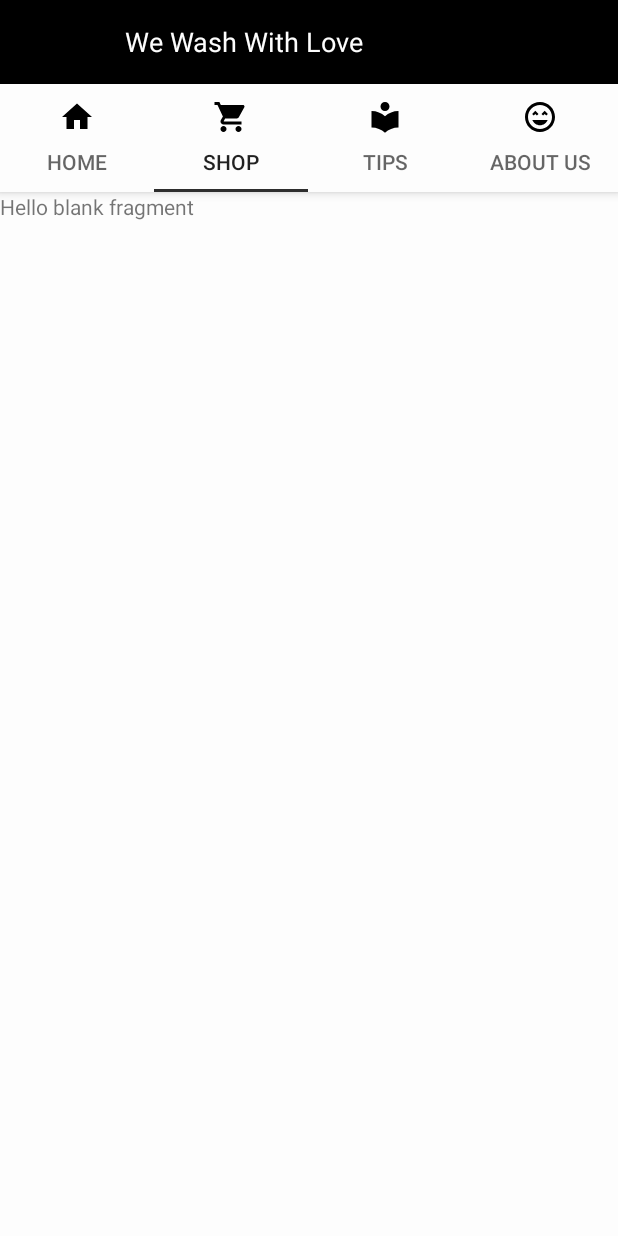
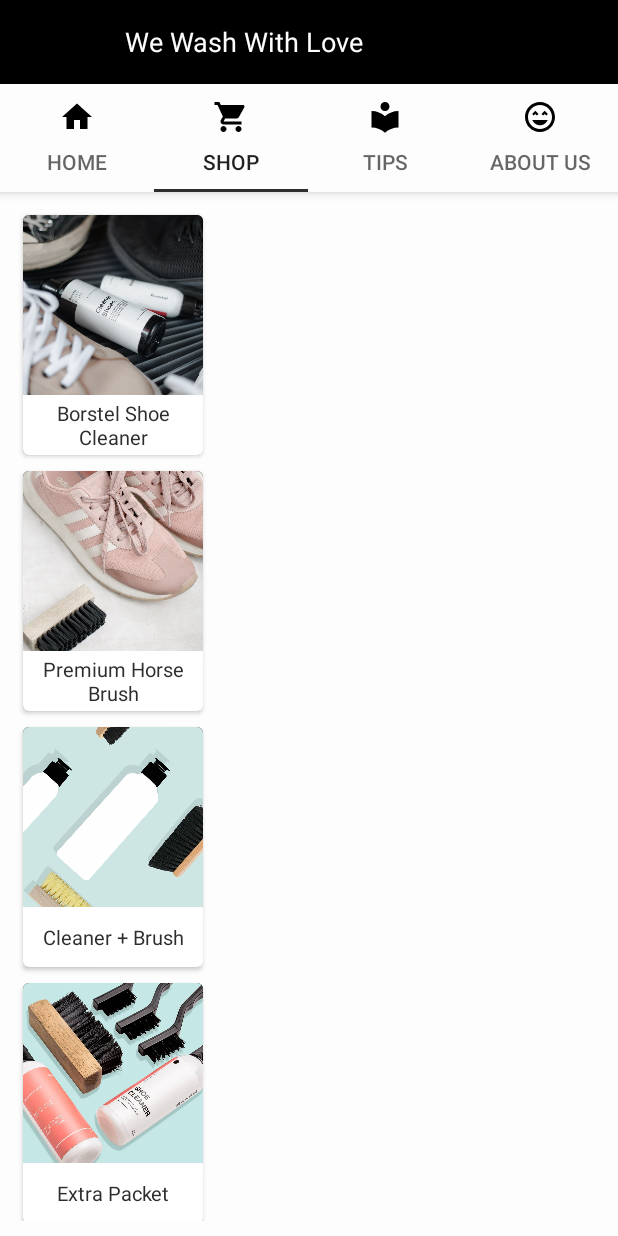
Before and after one commit to yusufadhiyaksa/borstel, an Android app: the screen it shows after launch (MainActivity), tab 2 chosen, on a phone screen of 412 x 824 dp. Run offline under Robolectric (Android 15) with nearby library versions, the phone set to English and light mode, and no system bars.

Commit message:
Menambahkan tampilan fragmentProduk, dengan mengisi RecyclerView. Wktu ditambahkan Terjadi error Applikasi jadi tidak bisa membuka fragmentBors, dan Ketika membuka fragmentips tidak bisa membuka fragment lain

```diff
--- a/app/src/main/java/com/example/borstel/FragmentBors.java
+++ b/app/src/main/java/com/example/borstel/FragmentBors.java
@@ -8,57 +8,14 @@ import android.view.LayoutInflater;
 import android.view.View;
 import android.view.ViewGroup;
 
+public class FragmentBors extends Fragment {
+    public FragmentBors() {
 
-/**
- * A simple {@link Fragment} subclass.
- * Use the {@link FragmentBors#newInstance} factory method to
- * create an instance of this fragment.
- */
-public class FragmentBors extends Fragment {
-    // TODO: Rename parameter arguments, choose names that match
-    // the fragment initialization parameters, e.g. ARG_ITEM_NUMBER
-    private static final String ARG_PARAM1 = "param1";
-    private static final String ARG_PARAM2 = "param2";
-
-    // TODO: Rename and change types of parameters
-    private String mParam1;
-    private String mParam2;
-
-    public FragmentBors() {
-        // Required empty public constructor
-    }
-
-    /**
-     * Use this factory method to create a new instance of
-     * this fragment using the provided parameters.
-     *
-     * @param param1 Parameter 1.
-     * @param param2 Parameter 2.
-     * @return A new instance of fragment FragmentBors.
-     */
-    // TODO: Rename and change types and number of parameters
-    public static FragmentBors newInstance(String param1, String param2) {
-        FragmentBors fragment = new FragmentBors();
-        Bundle args = new Bundle();
-        args.putString(ARG_PARAM1, param1);
-        args.putString(ARG_PARAM2, param2);
-        fragment.setArguments(args);
-        return fragment;
-    }
-
-    @Override
-    public void onCreate(Bundle savedInstanceState) {
-        super.onCreate(savedInstanceState);
-        if (getArguments() != null) {
-            mParam1 = getArguments().getString(ARG_PARAM1);
-            mParam2 = getArguments().getString(ARG_PARAM2);
-        }
     }
 
     @Override
     public View onCreateView(LayoutInflater inflater, ViewGroup container,
                              Bundle savedInstanceState) {
-        // Inflate the layout for this fragment
         return inflater.inflate(R.layout.fragment_bors, container, false);
     }
 }
--- a/app/src/main/java/com/example/borstel/FragmentProduk.java
+++ b/app/src/main/java/com/example/borstel/FragmentProduk.java
@@ -1,64 +1,55 @@
 package com.example.borstel;
 
+import android.content.Context;
 import android.os.Bundle;
 
+import androidx.annotation.NonNull;
+import androidx.annotation.Nullable;
 import androidx.fragment.app.Fragment;
+import androidx.recyclerview.widget.LinearLayoutManager;
+import androidx.recyclerview.widget.RecyclerView;
 
 import android.view.LayoutInflater;
 import android.view.View;
 import android.view.ViewGroup;
 
+import java.util.ArrayList;
+import java.util.List;
 
-/**
- * A simple {@link Fragment} subclass.
- * Use the {@link FragmentProduk#newInstance} factory method to
- * create an instance of this fragment.
- */
+
 public class FragmentProduk extends Fragment {
-    // TODO: Rename parameter arguments, choose names that match
-    // the fragment initialization parameters, e.g. ARG_ITEM_NUMBER
-    private static final String ARG_PARAM1 = "param1";
-    private static final String ARG_PARAM2 = "param2";
 
-    // TODO: Rename and change types of parameters
-    private String mParam1;
-    private String mParam2;
+    View view;
+
+    private RecyclerView mrv;
+    private List<Produk> lstProduk;
 
     public FragmentProduk() {
-        // Required empty public constructor
-    }
 
-    /**
-     * Use this factory method to create a new instance of
-     * this fragment using the provided parameters.
-     *
-     * @param param1 Parameter 1.
-     * @param param2 Parameter 2.
-     * @return A new instance of fragment FragmentProduk.
-     */
-    // TODO: Rename and change types and number of parameters
-    public static FragmentProduk newInstance(String param1, String param2) {
-        FragmentProduk fragment = new FragmentProduk();
-        Bundle args = new Bundle();
-        args.putString(ARG_PARAM1, param1);
-        args.putString(ARG_PARAM2, param2);
-        fragment.setArguments(args);
-        return fragment;
     }
 
     @Override
-    public void onCreate(Bundle savedInstanceState) {
+    public void onCreate(@Nullable Bundle savedInstanceState) {
         super.onCreate(savedInstanceState);
-        if (getArguments() != null) {
-            mParam1 = getArguments().getString(ARG_PARAM1);
-            mParam2 = getArguments().getString(ARG_PARAM2);
-        }
+
+        lstProduk = new ArrayList<>();
+
+        lstProduk.add(new Produk("Borstel Shoe Cleaner",R.drawable.produk_a,"Formula yang kami miliki bertujuan tuk memberikan manfaat khususnya kebersihan pada sepatu. Dapat membuat sepatu milikmu menjadi bersih kembali tanpa merusak warna dari  sepatu. ","Rp. 30.000"));
+        lstProduk.add(new Produk("Premium Horse Brush",R.drawable.produk_b,"Digunakan untuk menyikat sepatu bagian atas dengan bulu yang tidak keras sehingga membuat sepatu tidak rusak dan berubah warna","Rp. 16.000"));
+        lstProduk.add(new Produk("Cleaner + Brush",R.drawable.produk_c,"Paket Brush+Cleaner terdiri dari 2 Borstel Cleaner Shoes dan 2 Premium Horse Brush. Dapat digunakan untuk langkah awal merawat sepatu dari rumah dalam jangka waktu yang lama","Rp. 85.000"));
+        lstProduk.add(new Produk("Extra Packet",R.drawable.produk_d,"Extra Paket, terdiri dari 2 Briliant Cleaner Shoes, 1 Premium Horse Brush, dan 3 Nylon Brush","Rp. 90.0000"));
+        lstProduk.add(new Produk("Starter Kit Pack",R.drawable.produk_f,"Lakukan aktivitas perawatan sepatumu di rumah aja dengan Stater Kit Bundle yang terdiri dari 1 Briliant Cleaner, 1 Glove, dan 1 Masker premium Borstel","Rp. 50.000"));
+        lstProduk.add(new Produk("Briliat Shoe Cleaner",R.drawable.produk_e,"Produk lainnya dari kami yang dapat membantu kamu merawat sepatu. Pada Botol tertera cara pemakaian Shoe Cleaner, netto: 100ml","Rp. 30.0000"));
     }
 
+    @Nullable
     @Override
-    public View onCreateView(LayoutInflater inflater, ViewGroup container,
-                             Bundle savedInstanceState) {
-        // Inflate the layout for this fragment
-        return inflater.inflate(R.layout.fragment_produk, container, false);
+    public View onCreateView(@NonNull LayoutInflater inflater, @Nullable ViewGroup container, @Nullable Bundle savedInstanceState) {
+        view = inflater.inflate(R.layout.fragment_produk,container,false);
+        RecyclerView mrv = (RecyclerView) view.findViewById(R.id.recyclerview_id);
+        RecyclerViewAdapter myAdapterProduk = new RecyclerViewAdapter(getContext(), lstProduk);
+        mrv.setLayoutManager(new LinearLayoutManager(getActivity()));
+        mrv.setAdapter(myAdapterProduk);
+        return view;
     }
 }
--- a/app/src/main/java/com/example/borstel/FragmentTips.java
+++ b/app/src/main/java/com/example/borstel/FragmentTips.java
@@ -8,57 +8,19 @@ import android.view.LayoutInflater;
 import android.view.View;
 import android.view.ViewGroup;
 
-
-/**
- * A simple {@link Fragment} subclass.
- * Use the {@link FragmentTips#newInstance} factory method to
- * create an instance of this fragment.
- */
 public class FragmentTips extends Fragment {
-    // TODO: Rename parameter arguments, choose names that match
-    // the fragment initialization parameters, e.g. ARG_ITEM_NUMBER
-    private static final String ARG_PARAM1 = "param1";
-    private static final String ARG_PARAM2 = "param2";
-
-    // TODO: Rename and change types of parameters
-    private String mParam1;
-    private String mParam2;
 
     public FragmentTips() {
         // Required empty public constructor
     }
-
-    /**
-     * Use this factory method to create a new instance of
-     * this fragment using the provided parameters.
-     *
-     * @param param1 Parameter 1.
-     * @param param2 Parameter 2.
-     * @return A new instance of fragment FragmentTips.
-     */
-    // TODO: Rename and change types and number of parameters
-    public static FragmentTips newInstance(String param1, String param2) {
-        FragmentTips fragment = new FragmentTips();
-        Bundle args = new Bundle();
-        args.putString(ARG_PARAM1, param1);
-        args.putString(ARG_PARAM2, param2);
-        fragment.setArguments(args);
-        return fragment;
-    }
-
     @Override
     public void onCreate(Bundle savedInstanceState) {
         super.onCreate(savedInstanceState);
-        if (getArguments() != null) {
-            mParam1 = getArguments().getString(ARG_PARAM1);
-            mParam2 = getArguments().getString(ARG_PARAM2);
-        }
     }
 
     @Override
     public View onCreateView(LayoutInflater inflater, ViewGroup container,
                              Bundle savedInstanceState) {
-        // Inflate the layout for this fragment
         return inflater.inflate(R.layout.fragment_tips, container, false);
     }
 }
--- a/app/src/main/java/com/example/borstel/MainActivity.java
+++ b/app/src/main/java/com/example/borstel/MainActivity.java
@@ -61,19 +61,6 @@ public class MainActivity extends AppCompatActivity {
         tabLayout.getTabAt(2).setIcon(R.drawable.ic_local_library_black_24dp);
         tabLayout.getTabAt(3).setIcon(R.drawable.ic_sentiment_very_satisfied_black_24dp);
 
-        lstProduk = new ArrayList<>();
-
-
-        lstProduk.add(new Produk("Borstel Shoe Cleaner",R.drawable.produk_a,"Formula yang kami miliki bertujuan tuk memberikan manfaat khususnya kebersihan pada sepatu. Dapat membuat sepatu milikmu menjadi bersih kembali tanpa merusak warna dari  sepatu. ","Rp. 30.000"));
-        lstProduk.add(new Produk("Premium Horse Brush",R.drawable.produk_b,"Digunakan untuk menyikat sepatu bagian atas dengan bulu yang tidak keras sehingga membuat sepatu tidak rusak dan berubah warna","Rp. 16.000"));
-        lstProduk.add(new Produk("Cleaner + Brush",R.drawable.produk_c,"Paket Brush+Cleaner terdiri dari 2 Borstel Cleaner Shoes dan 2 Premium Horse Brush. Dapat digunakan untuk langkah awal merawat sepatu dari rumah dalam jangka waktu yang lama","Rp. 85.000"));
-        lstProduk.add(new Produk("Extra Packet",R.drawable.produk_d,"Extra Paket, terdiri dari 2 Briliant Cleaner Shoes, 1 Premium Horse Brush, dan 3 Nylon Brush","Rp. 90.0000"));
-        lstProduk.add(new Produk("Starter Kit Pack",R.drawable.produk_f,"Lakukan aktivitas perawatan sepatumu di rumah aja dengan Stater Kit Bundle yang terdiri dari 1 Briliant Cleaner, 1 Glove, dan 1 Masker premium Borstel","Rp. 50.000"));
-        lstProduk.add(new Produk("Briliat Shoe Cleaner",R.drawable.produk_e,"Produk lainnya dari kami yang dapat membantu kamu merawat sepatu. Pada Botol tertera cara pemakaian Shoe Cleaner, netto: 100ml","Rp. 30.0000"));
-
-
-
-
     }
 
     private class ViewPagerAdapter extends FragmentPagerAdapter {
--- a/app/src/main/java/com/example/borstel/RecyclerViewAdapter.java
+++ b/app/src/main/java/com/example/borstel/RecyclerViewAdapter.java
@@ -16,7 +16,7 @@ import java.util.List;
 
 public class RecyclerViewAdapter extends RecyclerView.Adapter<RecyclerViewAdapter.MyViewHolder> {
 
-    private Context mContext ;
+    Context mContext ;
     private List<Produk> mData ;
 
     public RecyclerViewAdapter(Context mContext, List<Produk> mData) {
@@ -27,9 +27,9 @@ public class RecyclerViewAdapter extends RecyclerView.Adapter<RecyclerViewAdapte
     @Override
     public MyViewHolder onCreateViewHolder(@NonNull ViewGroup parent, int viewType) {
         View view ;
-        LayoutInflater mInflater = LayoutInflater.from(mContext);
-        view = mInflater.inflate(R.layout.cardview_produk,parent,false);
-        return new MyViewHolder(view);
+        view = LayoutInflater.from(mContext).inflate(R.layout.cardview_produk,parent,false);
+        MyViewHolder vHld = new MyViewHolder(view);
+        return vHld;
     }
 
     @Override
@@ -39,7 +39,7 @@ public class RecyclerViewAdapter extends RecyclerView.Adapter<RecyclerViewAdapte
         holder.img_produk_thumbnail.setImageResource(mData.get(position).getThumbnail());
         holder.cardView.setOnClickListener(new View.OnClickListener() {
             @Override
-            public void onClick(View v) {
+            public void onClick(View view) {
 
                 //Lempar data ke Jasa activity
                 Intent intent = new Intent(mContext, Produk_Activity.class);
@@ -61,9 +61,9 @@ public class RecyclerViewAdapter extends RecyclerView.Adapter<RecyclerViewAdapte
 
     public static class MyViewHolder extends RecyclerView.ViewHolder {
 
-        TextView tv_produk_title;
-        ImageView img_produk_thumbnail;
-        CardView cardView;
+        private TextView tv_produk_title;
+        private ImageView img_produk_thumbnail;
+        private CardView cardView;
 
         public MyViewHolder(View itemView) {
             super(itemView);
--- a/app/src/main/res/layout/fragment_home.xml
+++ b/app/src/main/res/layout/fragment_home.xml
@@ -4,7 +4,6 @@
     android:layout_width="match_parent"
     android:layout_height="match_parent"
     tools:context=".FragmentHome">
-
 
     <LinearLayout
         android:layout_width="match_parent"
--- a/app/src/main/res/layout/fragment_produk.xml
+++ b/app/src/main/res/layout/fragment_produk.xml
@@ -5,10 +5,18 @@
     android:layout_height="match_parent"
     tools:context=".FragmentProduk">
 
-    <!-- TODO: Update blank fragment layout -->
-    <TextView
+    <LinearLayout
         android:layout_width="match_parent"
         android:layout_height="match_parent"
-        android:text="@string/hello_blank_fragment" />
+        android:orientation="vertical">
+
+        <androidx.recyclerview.widget.RecyclerView
+            android:id="@+id/recyclerview_id"
+            android:layout_width="match_parent"
+            android:layout_height="match_parent"
+            android:layout_margin="10dp">
+        </androidx.recyclerview.widget.RecyclerView>
+
+    </LinearLayout>
 
 </FrameLayout>
```
Also changed, not shown: app/src/main/res/drawable/bors_rsv.jpeg (added), app/src/main/res/drawable/bors_rsv.jpg (deleted), app/src/main/res/drawable/home_thumbnail.jpg (deleted), app/src/main/res/drawable/untitled2.png (deleted).
